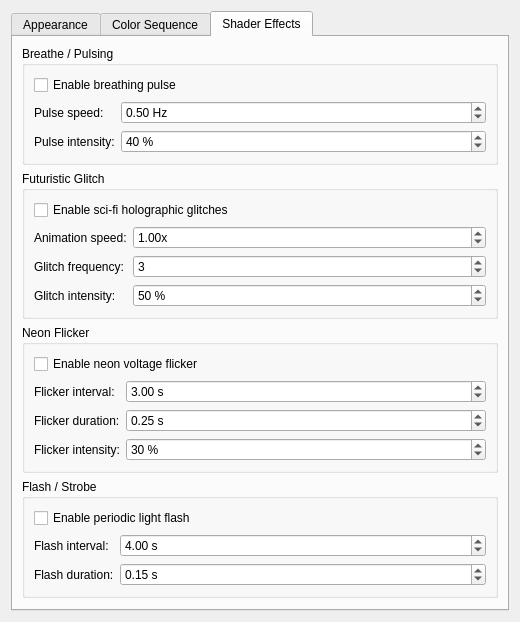
First picture: the form in activewindowoutline_config.ui, repository gmalinowski/LeapK, before the edit.
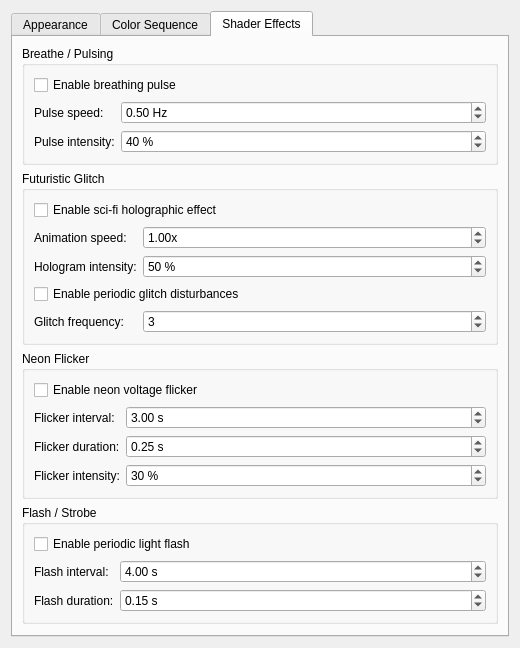
Second picture: the form after the edit. The open tabs and pages were chosen to show the change. Custom widgets are drawn as their Qt base class.

Commit message: feat(hologram): enhance continuous hologram visibility and make periodic disturbances an optional checkbox

What changed in the file:
```diff
--- a/activewindowoutline_config.ui
+++ b/activewindowoutline_config.ui
@@ -529,7 +529,7 @@
           <item row="0" column="0" colspan="2">
            <widget class="QCheckBox" name="kcfg_GlitchEnabled">
             <property name="text">
-             <string>Enable sci-fi holographic glitches</string>
+             <string>Enable sci-fi holographic effect</string>
             </property>
            </widget>
           </item>
@@ -560,33 +560,13 @@
            </widget>
           </item>
           <item row="2" column="0">
-           <widget class="QLabel" name="label_glitchFrequency">
-            <property name="text">
-             <string>Glitch frequency:</string>
-            </property>
-           </widget>
-          </item>
-          <item row="2" column="1">
-           <widget class="QSpinBox" name="kcfg_GlitchFrequency">
-            <property name="minimum">
-             <number>1</number>
-            </property>
-            <property name="maximum">
-             <number>10</number>
-            </property>
-            <property name="value">
-             <number>3</number>
-            </property>
-           </widget>
-          </item>
-          <item row="3" column="0">
            <widget class="QLabel" name="label_glitchIntensity">
             <property name="text">
-             <string>Glitch intensity:</string>
+             <string>Hologram intensity:</string>
             </property>
            </widget>
           </item>
-          <item row="3" column="1">
+          <item row="2" column="1">
            <widget class="QSpinBox" name="kcfg_GlitchIntensity">
             <property name="minimum">
              <number>10</number>
@@ -602,6 +582,33 @@
             </property>
            </widget>
           </item>
+          <item row="3" column="0" colspan="2">
+           <widget class="QCheckBox" name="kcfg_GlitchAnomalyEnabled">
+            <property name="text">
+             <string>Enable periodic glitch disturbances</string>
+            </property>
+           </widget>
+          </item>
+          <item row="4" column="0">
+           <widget class="QLabel" name="label_glitchFrequency">
+            <property name="text">
+             <string>Glitch frequency:</string>
+            </property>
+           </widget>
+          </item>
+          <item row="4" column="1">
+           <widget class="QSpinBox" name="kcfg_GlitchFrequency">
+            <property name="minimum">
+             <number>1</number>
+            </property>
+            <property name="maximum">
+             <number>10</number>
+            </property>
+            <property name="value">
+             <number>3</number>
+            </property>
+           </widget>
+          </item>
          </layout>
         </widget>
        </item>
```
The commit also changes 7 other files.
